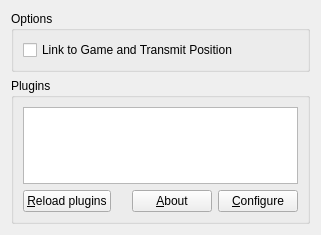
Old version of the form src/mumble/Plugins.ui in the repository mumble-voip/mumble.
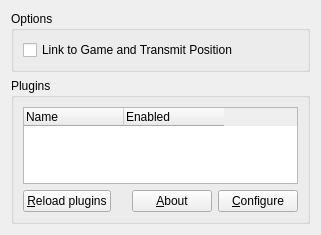
New version of the form.

Commit message: Add the possibility to disable individual plugins (#2868251)

```diff
--- a/src/mumble/Plugins.ui
+++ b/src/mumble/Plugins.ui
@@ -43,7 +43,30 @@
      </property>
      <layout class="QVBoxLayout">
       <item>
-       <widget class="QListWidget" name="qlwPlugins"/>
+       <widget class="QTreeWidget" name="qtwPlugins">
+        <property name="rootIsDecorated">
+         <bool>false</bool>
+        </property>
+        <property name="headerHidden">
+         <bool>false</bool>
+        </property>
+        <attribute name="headerStretchLastSection">
+         <bool>false</bool>
+        </attribute>
+        <attribute name="headerStretchLastSection">
+         <bool>false</bool>
+        </attribute>
+        <column>
+         <property name="text">
+          <string>Name</string>
+         </property>
+        </column>
+        <column>
+         <property name="text">
+          <string>Enabled</string>
+         </property>
+        </column>
+       </widget>
       </item>
       <item>
        <layout class="QHBoxLayout">
```
The commit also changes 4 other files.
